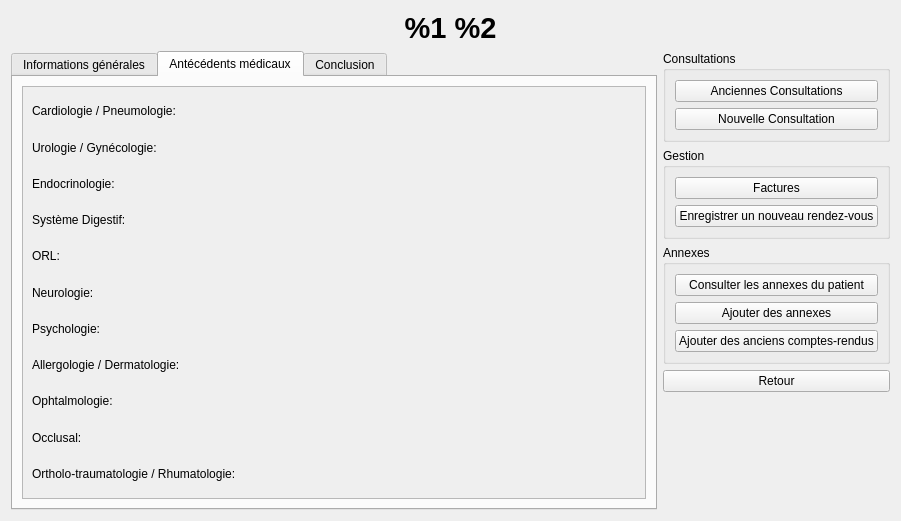
First picture: the form in UserInterface/ui_Files/PatientMedicalFolderScreen.ui, repository GuillaumeMajstruk/softOsteo, before the edit.
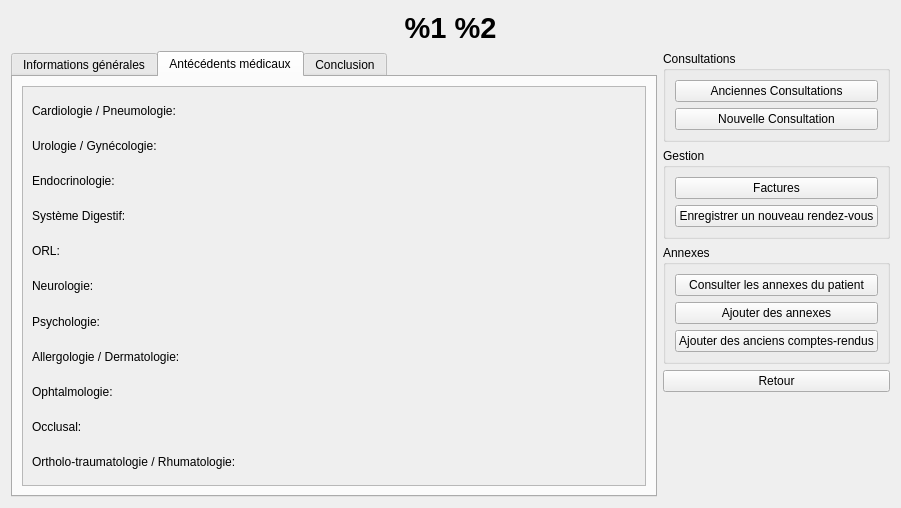
Second picture: the form after the edit. The open tabs and pages were chosen to show the change.

Commit message: Création de la fonction Screen::loadWidget() qui initialise un objet en fonction de son type et de son nom et vérifie que l'initialisation est OK -> si oui il l'ajoute à la liste de tous les widgets de l'interface

```diff
--- a/UserInterface/ui_Files/PatientMedicalFolderScreen.ui
+++ b/UserInterface/ui_Files/PatientMedicalFolderScreen.ui
@@ -7,7 +7,7 @@
     <x>0</x>
     <y>0</y>
     <width>901</width>
-    <height>521</height>
+    <height>508</height>
    </rect>
   </property>
   <property name="windowTitle">
@@ -426,8 +426,8 @@
            <rect>
             <x>0</x>
             <y>0</y>
-            <width>517</width>
-            <height>398</height>
+            <width>645</width>
+            <height>403</height>
            </rect>
           </property>
           <layout class="QGridLayout" name="gridLayout_4">
```
The commit also changes 14 other files.
